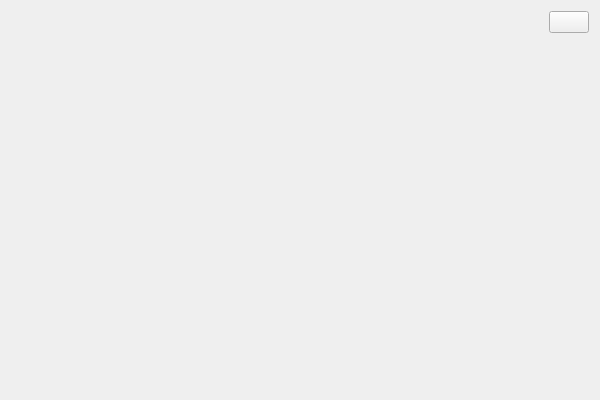
First picture: the form in ui/credits.ui, repository GiaFil7/esc_app, before the edit.
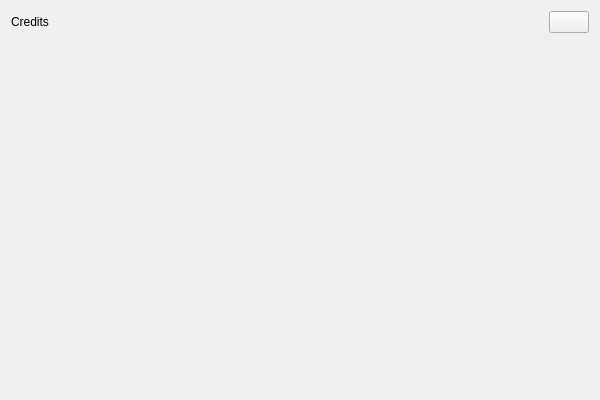
Second picture: the form after the edit. Icons and pictures are not drawn.

Commit message: Credits menu fixes

```diff
--- a/ui/credits.ui
+++ b/ui/credits.ui
@@ -22,11 +22,21 @@
   <layout class="QVBoxLayout" name="layout">
    <item>
     <layout class="QHBoxLayout" name="top_layout">
+     <item>
+      <widget class="QLabel" name="title_label">
+       <property name="text">
+        <string>Credits</string>
+       </property>
+      </widget>
+     </item>
      <item>
       <spacer name="top_spacer">
        <property name="orientation">
         <enum>Qt::Orientation::Horizontal</enum>
        </property>
+       <property name="sizeType">
+        <enum>QSizePolicy::Policy::Preferred</enum>
+       </property>
        <property name="sizeHint" stdset="0">
         <size>
          <width>579</width>
```
Left out of the diff: 6 changed lines with no effect on the pictures. The commit also changes 3 other files.
